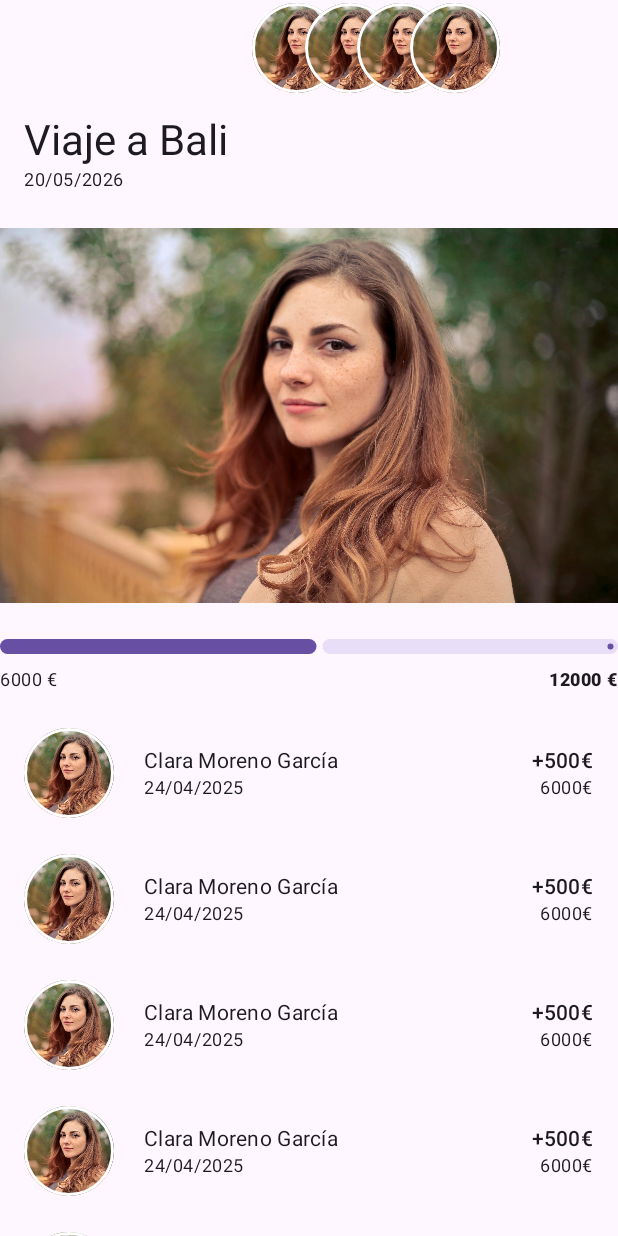
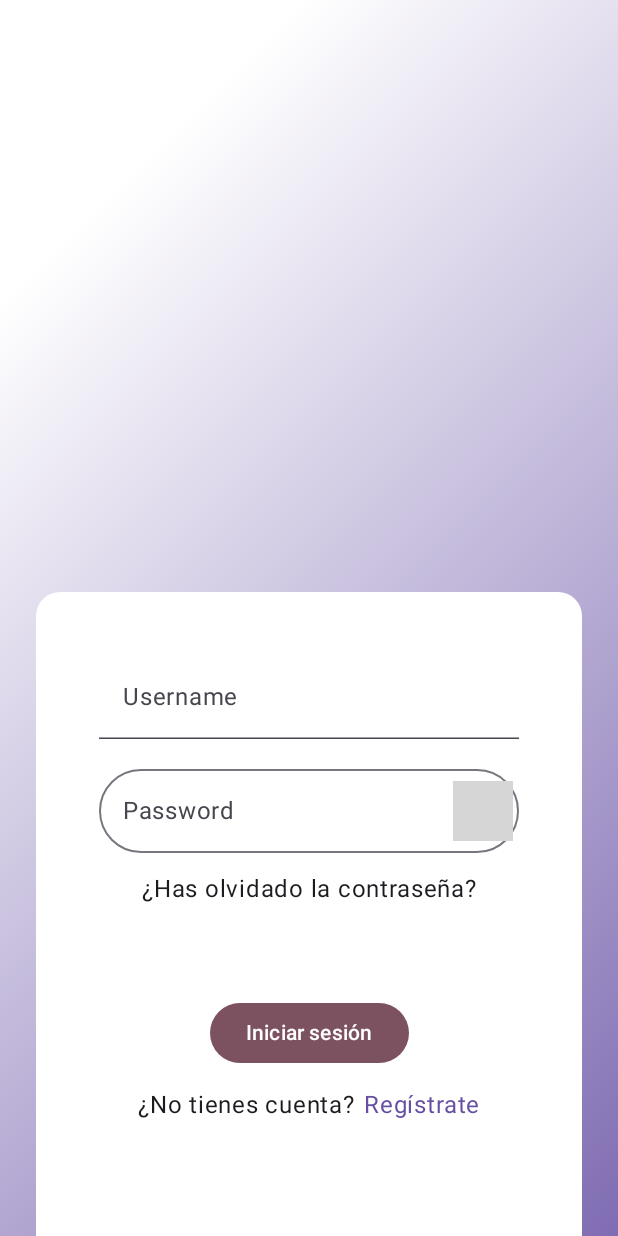
Before and after one commit to AnnaSolox/Kipon, an Android app built with Jetpack Compose: the screen it shows after launch (MainActivity), on a phone screen of 412 x 824 dp. Run offline under Robolectric (Android 15) with nearby library versions, the phone set to English and light mode, and no system bars; grey boxes are pictures that could not be loaded.

Commit message:
Login and register screens

```diff
--- a/app/src/main/java/com/annasolox/kipon/MainActivity.kt
+++ b/app/src/main/java/com/annasolox/kipon/MainActivity.kt
@@ -10,15 +10,11 @@ import androidx.compose.foundation.layout.Column
 import androidx.compose.foundation.layout.fillMaxSize
 import androidx.compose.foundation.layout.padding
 import androidx.compose.material3.Scaffold
-import androidx.compose.material3.Text
-import androidx.compose.runtime.Composable
 import androidx.compose.ui.Alignment
 import androidx.compose.ui.Modifier
-import androidx.compose.ui.tooling.preview.Preview
-import com.annasolox.kipon.ui.composables.AccountElevatedCard
-import com.annasolox.kipon.ui.composables.Contribution
-import com.annasolox.kipon.ui.composables.UserThumbnail
 import com.annasolox.kipon.ui.screens.AccountDetailScreen
+import com.annasolox.kipon.ui.screens.LoginScreen
+import com.annasolox.kipon.ui.screens.RegisterScreen
 import com.annasolox.kipon.ui.theme.KiponTheme
 
 class MainActivity : ComponentActivity() {
@@ -30,7 +26,7 @@ class MainActivity : ComponentActivity() {
                 Scaffold(modifier = Modifier.fillMaxSize()) { innerPadding ->
                     Box(Modifier.fillMaxSize().padding(innerPadding), contentAlignment = Alignment.Center){
                         Column(Modifier.fillMaxSize(), verticalArrangement = Arrangement.SpaceEvenly) {
-                            AccountDetailScreen()
+                            RegisterScreen()
                         }
                     }
                 }
--- /dev/null
+++ b/app/src/main/java/com/annasolox/kipon/core/navigation/Screens.kt
@@ -0,0 +1 @@
+package com.annasolox.kipon.core.navigation
--- a/app/src/main/java/com/annasolox/kipon/ui/composables/AccountMembers.kt
+++ /dev/null
@@ -1,21 +0,0 @@
-package com.annasolox.kipon.ui.composables
-
-import androidx.compose.foundation.layout.Row
-import androidx.compose.foundation.layout.offset
-import androidx.compose.foundation.layout.size
-import androidx.compose.runtime.Composable
-import androidx.compose.ui.Modifier
-import androidx.compose.ui.unit.dp
-import androidx.compose.ui.zIndex
-
-@Composable
-fun AccountMembers(users: Int){
-    Row {
-        for (i in 0 until users) {
-            UserThumbnail(modifier = Modifier
-                .size(60.dp)
-                .zIndex(i.toFloat())
-                .offset(x = (-i * 25).dp))
-        }
-    }
-}
--- a/app/src/main/java/com/annasolox/kipon/ui/composables/AccountElevatedCard.kt
+++ b/app/src/main/java/com/annasolox/kipon/ui/composables/accounts/AccountElevatedCard.kt
@@ -1,4 +1,4 @@
-package com.annasolox.kipon.ui.composables
+package com.annasolox.kipon.ui.composables.accounts
 
 import androidx.compose.foundation.Image
 import androidx.compose.foundation.layout.Arrangement
@@ -66,7 +66,7 @@ fun AccountElevatedCard(users: Int = 3) {
 
                 Spacer(Modifier.size(16.dp))
 
-                AccountMembers(users)
+                AccountMembers(Modifier.size(60.dp), users)
 
                 Spacer(Modifier.size(24.dp))
 
--- a/app/src/main/java/com/annasolox/kipon/ui/composables/AccountProgressBar.kt
+++ b/app/src/main/java/com/annasolox/kipon/ui/composables/accounts/AccountProgressBar.kt
@@ -1,4 +1,4 @@
-package com.annasolox.kipon.ui.composables
+package com.annasolox.kipon.ui.composables.accounts
 
 import androidx.compose.foundation.layout.Arrangement
 import androidx.compose.foundation.layout.Row
--- a/app/src/main/java/com/annasolox/kipon/ui/composables/Contribution.kt
+++ b/app/src/main/java/com/annasolox/kipon/ui/composables/accounts/Contribution.kt
@@ -1,4 +1,4 @@
-package com.annasolox.kipon.ui.composables
+package com.annasolox.kipon.ui.composables.accounts
 
 import androidx.compose.foundation.layout.Arrangement
 import androidx.compose.foundation.layout.Column
@@ -14,13 +14,13 @@ import androidx.compose.ui.Alignment
 import androidx.compose.ui.Modifier
 import androidx.compose.ui.tooling.preview.Preview
 import androidx.compose.ui.unit.dp
+import com.annasolox.kipon.ui.composables.images.ImageThumbnail
 
-@Preview(showBackground = true)
 @Composable
-fun Contribution() {
-    Row(Modifier.fillMaxWidth().padding(horizontal = 16.dp),
+fun Contribution(imageResource: Int) {
+    Row(Modifier.fillMaxWidth().padding(vertical = 8.dp, horizontal = 16.dp),
         verticalAlignment = Alignment.CenterVertically) {
-        UserThumbnail(Modifier.size(60.dp))
+        ImageThumbnail(Modifier.size(55.dp), imageResource)
 
         Spacer(Modifier.size(20.dp))
 
--- a/app/src/main/java/com/annasolox/kipon/ui/composables/UserThumbnail.kt
+++ b/app/src/main/java/com/annasolox/kipon/ui/composables/images/ImageThumbnail.kt
@@ -1,4 +1,4 @@
-package com.annasolox.kipon.ui.composables
+package com.annasolox.kipon.ui.composables.images
 
 
 import androidx.compose.foundation.Image
@@ -11,12 +11,11 @@ import androidx.compose.ui.graphics.Color
 import androidx.compose.ui.layout.ContentScale
 import androidx.compose.ui.res.painterResource
 import androidx.compose.ui.unit.dp
-import com.annasolox.kipon.R
 
 @Composable
-fun UserThumbnail(modifier: Modifier) {
+fun ImageThumbnail(modifier: Modifier, imageResource: Int) {
     Image(
-        painter = painterResource(R.drawable.girl_photo),
+        painter = painterResource(imageResource),
         contentDescription = "User image thumbnail",
         contentScale = ContentScale.Crop,
         modifier = modifier
--- /dev/null
+++ b/app/src/main/java/com/annasolox/kipon/ui/composables/textFields/RegisterTextField.kt
@@ -0,0 +1,22 @@
+package com.annasolox.kipon.ui.composables.textFields
+
+import androidx.compose.material3.Text
+import androidx.compose.material3.TextField
+import androidx.compose.material3.TextFieldDefaults
+import androidx.compose.runtime.Composable
+import androidx.compose.ui.graphics.Color
+
+@Composable
+fun RegisterTextField(text: String, label: String, onValueChanged: (String) -> Unit ){
+    TextField(
+        value = text,
+        onValueChange = { onValueChanged(text) },
+        singleLine = true,
+        label = { Text(text = label) },
+        colors = TextFieldDefaults.colors(
+            focusedContainerColor = Color.Transparent,
+            unfocusedContainerColor = Color.Transparent,
+            errorContainerColor = Color.Transparent
+        )
+    )
+}
--- a/app/src/main/java/com/annasolox/kipon/ui/models/Profile.kt
+++ b/app/src/main/java/com/annasolox/kipon/ui/models/Profile.kt
@@ -1,8 +1,11 @@
 package com.annasolox.kipon.ui.models
+
+import android.net.Uri
 
 data class Profile(
     val id: Long,
     val completeName: String,
     var telephone: String,
-    var address: String
+    var address: String,
+    var photo: Uri
 )
--- a/app/src/main/java/com/annasolox/kipon/ui/screens/AccountDetailScreen.kt
+++ b/app/src/main/java/com/annasolox/kipon/ui/screens/AccountDetailScreen.kt
@@ -1,85 +1,118 @@
 package com.annasolox.kipon.ui.screens
 
-import androidx.compose.foundation.Image
+import androidx.compose.foundation.layout.Box
 import androidx.compose.foundation.layout.Column
 import androidx.compose.foundation.layout.Row
-import androidx.compose.foundation.layout.Spacer
+import androidx.compose.foundation.layout.fillMaxSize
 import androidx.compose.foundation.layout.fillMaxWidth
 import androidx.compose.foundation.layout.height
+import androidx.compose.foundation.layout.offset
+import androidx.compose.foundation.layout.padding
 import androidx.compose.foundation.lazy.LazyColumn
-import androidx.compose.foundation.lazy.rememberLazyListState
-import androidx.compose.material3.ExperimentalMaterial3Api
-import androidx.compose.material3.LargeTopAppBar
-import androidx.compose.material3.MaterialTheme
-import androidx.compose.material3.Scaffold
-import androidx.compose.material3.Text
-import androidx.compose.material3.TopAppBarDefaults
+import androidx.compose.foundation.shape.RoundedCornerShape
+import androidx.compose.material3.HorizontalDivider
 import androidx.compose.runtime.Composable
+import androidx.compose.runtime.getValue
+import androidx.compose.runtime.mutableFloatStateOf
+import androidx.compose.runtime.mutableStateOf
+import androidx.compose.runtime.remember
+import androidx.compose.runtime.setValue
 import androidx.compose.ui.Alignment
 import androidx.compose.ui.Modifier
+import androidx.compose.ui.geometry.Offset
+import androidx.compose.ui.graphics.Color
+import androidx.compose.ui.graphics.graphicsLayer
+import androidx.compose.ui.input.nestedscroll.NestedScrollConnection
+import androidx.compose.ui.input.nestedscroll.NestedScrollSource
 import androidx.compose.ui.input.nestedscroll.nestedScroll
-import androidx.compose.ui.layout.ContentScale
-import androidx.compose.ui.res.painterResource
 import androidx.compose.ui.tooling.preview.Preview
+import androidx.compose.ui.unit.Dp
+import androidx.compose.ui.unit.IntOffset
 import androidx.compose.ui.unit.dp
 import com.annasolox.kipon.R
-import com.annasolox.kipon.ui.composables.AccountMembers
-import com.annasolox.kipon.ui.composables.AccountProgressBar
-import com.annasolox.kipon.ui.composables.Contribution
+import com.annasolox.kipon.ui.composables.accounts.Contribution
+import com.annasolox.kipon.ui.composables.accounts.LazyAccountContributions
+import com.annasolox.kipon.ui.composables.buttons.OptionsButton
+import com.annasolox.kipon.ui.composables.headers.ColumnAccountDetailInfo
+import com.annasolox.kipon.ui.composables.headers.ImageHeader
 
-@OptIn(ExperimentalMaterial3Api::class)
 @Preview(showBackground = true)
 @Composable
-fun AccountDetailScreen() {
-    val scrollBehavior = TopAppBarDefaults.exitUntilCollapsedScrollBehavior()
-    val scrollState = rememberLazyListState()
+fun AccountDetailScreen(
+    modifier: Modifier = Modifier,
+    maxSize: Dp = 300.dp,
+    minSize: Dp = 100.dp
+) {
+    var currentBoxSize by remember { mutableStateOf(maxSize) }
+    var infoImageElementsAlpha by remember { mutableFloatStateOf(1f) }
 
-    Scaffold (
-        modifier = Modifier.nestedScroll(scrollBehavior.nestedScrollConnection),
-        topBar = {
-            LargeTopAppBar(
-                title = {
-                    Column {
-                        Text("Viaje a Bali")
-                        Text("20/05/2026", style = MaterialTheme.typography.bodySmall)
-                    }
+    val nestedScrollConnection = remember {
+        object : NestedScrollConnection {
+            override fun onPreScroll(available: Offset, source: NestedScrollSource): Offset {
+                //Calcular el cambio de tamaño de la caja basado en el delta scroll
+                val delta = available.y
+                val newBoxSize = currentBoxSize + delta.dp
+                val previusBoxSize = currentBoxSize
+
+                //Constraints para el tamaño de la imagen según los límites
+                currentBoxSize = newBoxSize.coerceIn(minSize, maxSize)
+                val consumed = currentBoxSize - previusBoxSize
+
+                //Cálculo del alpha para hacer desaparecer la info de la imagen expandida
+                val range = maxSize - minSize
+                val progress = (currentBoxSize - minSize) / range
+
+                infoImageElementsAlpha = progress.coerceIn(0f, 1f)
+
+                return Offset(0f, consumed.value)
+            }
+        }
+    }
+
+    Box(Modifier.nestedScroll(nestedScrollConnection)) {
+
+        LazyAccountContributions(currentBoxSize, R.drawable.girl_photo)
+
+        Box(
+            Modifier
+                .fillMaxWidth()
+                .height(currentBoxSize)
+                .graphicsLayer {
+                    clip = true
+                    shape = RoundedCornerShape(
+                        topStart = 0.dp,
+                        topEnd = 0.dp,
+                        bottomStart = 16.dp,
+                        bottomEnd = 16.dp
+                    )
                 },
-                actions = {
-                    Row(
-                        verticalAlignment = Alignment.CenterVertically
-                    ) {
-                        AccountMembers(4)
-                    }
-                },
-                scrollBehavior = scrollBehavior
+        ) {
+            ImageHeader(
+                height = currentBoxSize,
+                imageResource = R.drawable.account_photo,
+                contentImageDescription = "Account image"
             )
-        }
-    ) { paddingValues ->
-        LazyColumn(
-            state = scrollState,
-            contentPadding = paddingValues
-        ) {
-            item {
-                // Imagen de cabecera
-                Image(
-                    painter = painterResource(R.drawable.girl_photo),
-                    contentDescription = null,
-                    contentScale = ContentScale.Crop,
-                    modifier = Modifier
-                        .fillMaxWidth()
-                        .height(250.dp)
-                )
-            }
 
-            item {
-                Spacer(Modifier.height(24.dp))
-                AccountProgressBar(6000, 12000)
-                Spacer(Modifier.height(24.dp))
-            }
+            Row(
+                Modifier
+                    .fillMaxSize()
+                    .padding(20.dp)
+                    .graphicsLayer(
+                        alpha = infoImageElementsAlpha
+                    ),
+                verticalAlignment = Alignment.Bottom
+            ) {
 
-            items(20) {
-                Contribution()
-                Spacer(Modifier.height(24.dp))
+                Column(
+                    Modifier
+                        .weight(1f)
+                ) {
+
+                    ColumnAccountDetailInfo(3, "Viaje a Bali", "20/06/26")
+
+                }
+
+                OptionsButton()
             }
         }
     }
--- /dev/null
+++ b/app/src/main/java/com/annasolox/kipon/ui/screens/RegisterScreen.kt
@@ -0,0 +1,126 @@
+package com.annasolox.kipon.ui.screens
+
+import androidx.compose.foundation.background
+import androidx.compose.foundation.layout.Box
+import androidx.compose.foundation.layout.Column
+import androidx.compose.foundation.layout.Row
+import androidx.compose.foundation.layout.Spacer
+import androidx.compose.foundation.layout.fillMaxSize
+import androidx.compose.foundation.layout.padding
+import androidx.compose.foundation.layout.size
+import androidx.compose.foundation.shape.RoundedCornerShape
+import androidx.compose.foundation.text.KeyboardOptions
+import androidx.compose.material3.Button
+import androidx.compose.material3.ButtonDefaults
+import androidx.compose.material3.Icon
+import androidx.compose.material3.IconButton
+import androidx.compose.material3.MaterialTheme
+import androidx.compose.material3.OutlinedTextField
+import androidx.compose.material3.Text
+import androidx.compose.material3.TextField
+import androidx.compose.material3.TextFieldDefaults
+import androidx.compose.runtime.Composable
+import androidx.compose.runtime.getValue
+import androidx.compose.runtime.mutableStateOf
+import androidx.compose.runtime.remember
+import androidx.compose.runtime.setValue
+import androidx.compose.ui.Alignment
+import androidx.compose.ui.Modifier
+import androidx.compose.ui.draw.clip
+import androidx.compose.ui.geometry.Offset
+import androidx.compose.ui.graphics.Brush
+import androidx.compose.ui.graphics.Color
+import androidx.compose.ui.res.painterResource
+import androidx.compose.ui.text.input.KeyboardType
+import androidx.compose.ui.text.input.PasswordVisualTransformation
+import androidx.compose.ui.text.input.VisualTransformation
+import androidx.compose.ui.tooling.preview.Preview
+import androidx.compose.ui.unit.dp
+import com.annasolox.kipon.R
+import com.annasolox.kipon.ui.composables.textFields.RegisterTextField
+
+@Preview
+@Composable
+fun RegisterScreen() {
+    var username by remember { mutableStateOf("") }
+    var password by remember { mutableStateOf("") }
+    var passwordHidden by remember { mutableStateOf(true) }
+
+    val diagonalGradient = Brush.linearGradient(
+        colors = listOf(
+            Color.White,
+            MaterialTheme.colorScheme.primary,
+            MaterialTheme.colorScheme.tertiary
+        ),
+        start = Offset(150f, 150f),
+        end = Offset(2000f, 2000f)
+    )
+
+    Box(Modifier.fillMaxSize().background(diagonalGradient)){
+
+        Box(
+            modifier = Modifier
+                .clip(
+                    shape = RoundedCornerShape(
+                        topStart = 16.dp,
+                        topEnd = 16.dp,
+                        bottomStart = 0.dp,
+                        bottomEnd = 0.dp
+                    )
+                ).align(Alignment.BottomCenter)
+        ) {
+            Column(
+                modifier = Modifier
+                    .background(Color.White)
+                    .padding(start = 42.dp, end = 42.dp, top = 42.dp, bottom = 75.dp),
+                horizontalAlignment = Alignment.CenterHorizontally,
+            )
+            {
+                RegisterTextField(username, "Username") { username = it }
+
+                Spacer(Modifier.size(12.dp))
+
+                OutlinedTextField(
+                    value = password,
+                    onValueChange = { password = it },
+                    label = { Text(text = "Password") },
+                    singleLine = true,
+                    shape = RoundedCornerShape(100f),
+                    keyboardOptions = KeyboardOptions(keyboardType = KeyboardType.Password),
+                    visualTransformation = if (passwordHidden) PasswordVisualTransformation() else VisualTransformation.None,
+                    trailingIcon = {
+                        IconButton({ passwordHidden = !passwordHidden }) {
+                            Icon(
+                                painter = painterResource(if (passwordHidden) R.drawable.visibility_on else R.drawable.visibility_off),
+                                contentDescription = "Visibility icon"
+                            )
+                        }
+                    }
+                )
+
+                Spacer(Modifier.size(12.dp))
+
+                Text(text = "¿Has olvidado la contraseña?")
+
+                Spacer(Modifier.size(60.dp))
+
+                Button(
+                    {},
+                    colors = ButtonDefaults.buttonColors(
+                        containerColor = MaterialTheme.colorScheme.tertiary
+                    )
+                ) {
+                    Text("Iniciar sesión")
+                }
+
+                Spacer(Modifier.size(12.dp))
+
+                Row {
+                    Text(text = "¿No tienes cuenta?")
+                    Spacer(Modifier.size(6.dp))
+                    Text(text = "Regístrate", color = MaterialTheme.colorScheme.primary)
+                }
+            }
+        }
+    }
+}
--- /dev/null
+++ b/app/src/main/res/drawable/visibility_off.xml
@@ -0,0 +1,9 @@
+<vector xmlns:android="http://schemas.android.com/apk/res/android"
+    android:width="24dp"
+    android:height="24dp"
+    android:viewportWidth="960"
+    android:viewportHeight="960">
+  <path
+      android:pathData="m644,532 l-58,-58q9,-47 -27,-88t-93,-32l-58,-58q17,-8 34.5,-12t37.5,-4q75,0 127.5,52.5T660,460q0,20 -4,37.5T644,532ZM772,658 L714,602q38,-29 67.5,-63.5T832,460q-50,-101 -143.5,-160.5T480,240q-29,0 -57,4t-55,12l-62,-62q41,-17 84,-25.5t90,-8.5q151,0 269,83.5T920,460q-23,59 -60.5,109.5T772,658ZM792,904L624,738q-35,11 -70.5,16.5T480,760q-151,0 -269,-83.5T40,460q21,-53 53,-98.5t73,-81.5L56,168l56,-56 736,736 -56,56ZM222,336q-29,26 -53,57t-41,67q50,101 143.5,160.5T480,680q20,0 39,-2.5t39,-5.5l-36,-38q-11,3 -21,4.5t-21,1.5q-75,0 -127.5,-52.5T300,460q0,-11 1.5,-21t4.5,-21l-84,-82ZM541,429ZM390,504Z"
+      android:fillColor="#1f1f1f"/>
+</vector>
```
Also changed, not shown: app/src/main/java/com/annasolox/kipon/ui/composables/accounts/AccountMembers.kt (added, +24 -0 lines), app/src/main/java/com/annasolox/kipon/ui/composables/accounts/LazyAccountContributions.kt (added, +30 -0 lines), app/src/main/java/com/annasolox/kipon/ui/composables/buttons/EditButton.kt (added, +29 -0 lines), app/src/main/java/com/annasolox/kipon/ui/composables/buttons/OptionsButton.kt (added, +25 -0 lines), app/src/main/java/com/annasolox/kipon/ui/composables/headers/ColumnAccountDetailInfo.kt (added, +32 -0 lines), app/src/main/java/com/annasolox/kipon/ui/composables/headers/ImageHeader.kt (added, +47 -0 lines), app/src/main/java/com/annasolox/kipon/ui/screens/LoginScreen.kt (added, +129 -0 lines).
